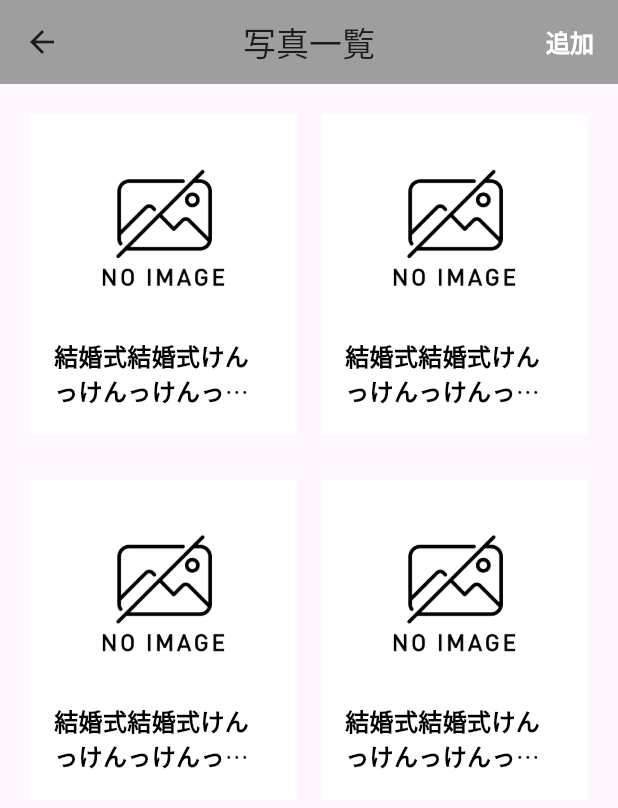
After one commit to keito0612/refill_book, a Flutter app: the ImageListPage screen opened directly, after a tap on "追加", on a phone screen of 412 x 824 dp. The commit adds this screen. Shown: the top 808 px of the screen. Run offline on Flutter 3.47's test engine with Material 3 defaults, Android fonts, the light colour scheme and no system bars; our stand-ins replace flutter_hooks, flutter_riverpod, hooks_riverpod; missing offline and left inert: dart:ffi.

Commit message:
アルバムページの作成とプレビューページを変更

```diff
--- a/lib/ui/album/view/album_page.dart
+++ b/lib/ui/album/view/album_page.dart
@@ -3,6 +3,7 @@ import 'dart:ffi';
 import 'package:flutter/material.dart';
 import 'package:hooks_riverpod/hooks_riverpod.dart';
 import 'package:refill_book/model/album.dart';
+import 'package:refill_book/ui/image_list/view/image_list_page.dart';
 import 'package:refill_book/ui/preview/view/preview_page.dart';
 
 class AlbumPage extends HookConsumerWidget {
@@ -11,6 +12,7 @@ class AlbumPage extends HookConsumerWidget {
   @override
   Widget build(BuildContext context, WidgetRef ref) {
     final List<Album> mocAlbumList = [
+      Album(id: 0, title: "旅の思い出"),
       Album(id: 0, title: "旅の思い出"),
       Album(id: 0, title: "旅の思い出"),
       Album(id: 0, title: "旅の思い出")
@@ -44,7 +46,7 @@ class AlbumPage extends HookConsumerWidget {
     return GestureDetector(
       onTap: () {
         Navigator.of(context).push(
-          MaterialPageRoute(builder: (context) => const PreviewPage()),
+          MaterialPageRoute(builder: (context) => const ImageListPage()),
         );
       },
       child: Container(
--- /dev/null
+++ b/lib/ui/image_list/view/image_list_page.dart
@@ -0,0 +1,115 @@
+import 'dart:typed_data';
+
+import 'package:flutter/material.dart';
+import 'package:flutter/rendering.dart';
+import 'package:hooks_riverpod/hooks_riverpod.dart';
+import 'package:refill_book/ui/preview/view/preview_page.dart';
+
+class ImageListPage extends HookConsumerWidget {
+  const ImageListPage({super.key});
+
+  @override
+  Widget build(BuildContext context, WidgetRef ref) {
+    List<Map<String, dynamic>> mocImageDatas = [
+      {"id": 0, "image": "", "memo": "結婚式結婚式けんっけんっけんっけんっけんっけんっけんっけんっ"},
+      {"id": 1, "image": "", "memo": "結婚式結婚式けんっけんっけんっけんっけんっけんっけんっけんっ"},
+      {"id": 2, "image": "", "memo": "結婚式結婚式けんっけんっけんっけんっけんっけんっけんっけんっ"},
+      {"id": 3, "image": "", "memo": "結婚式結婚式けんっけんっけんっけんっけんっけんっけんっけんっ"}
+    ];
+    return Scaffold(
+      appBar: AppBar(
+        centerTitle: true,
+        backgroundColor: Colors.grey,
+        title: Text("写真一覧"),
+        actions: [
+          TextButton(
+            style: TextButton.styleFrom(
+              foregroundColor: Colors.white,
+            ),
+            child: Text(
+              "追加",
+              style: TextStyle(
+                  fontSize: 16,
+                  color: Colors.white,
+                  fontWeight: FontWeight.bold),
+            ),
+            onPressed: () {},
+          )
+        ],
+      ),
+      body: _albumListWidget(mocImageDatas, context),
+    );
+  }
+}
+
+Widget _albumListWidget(
+    List<Map<String, dynamic>> imageList, BuildContext context) {
+  final width = MediaQuery.of(context).size.width;
+  final height = MediaQuery.of(context).size.height;
+  final orientation = MediaQuery.of(context).orientation;
+  final aspectRatio = orientation == Orientation.portrait
+      ? (width / 2) / (height * 0.3) // 縦画面の比率
+      : (width / 4) / (height * 0.6);
+  return GridView.builder(
+    padding: EdgeInsets.all(20.0),
+    itemCount: imageList.length,
+    itemBuilder: (context, index) {
+      return _imageWithMemoItemWidget(
+          imageList[index]['id'], imageList[index]['memo'], context);
+    },
+    gridDelegate: SliverGridDelegateWithFixedCrossAxisCount(
+      crossAxisCount: orientation == Orientation.portrait ? 2 : 4,
+      mainAxisSpacing: 30,
+      crossAxisSpacing: 16,
+      childAspectRatio: aspectRatio,
+    ),
+  );
+}
+
+Widget _imageWithMemoItemWidget(int id, String memo, BuildContext context) {
+  return GestureDetector(
+    onTap: () {
+      Navigator.of(context).push(
+        MaterialPageRoute(builder: (context) => PreviewPage(id: id)),
+      );
+    },
+    child: Container(
+      color: Colors.white,
+      child: Column(
+        children: [
+          _imageWidget(),
+          Padding(
+            padding: const EdgeInsets.symmetric(horizontal: 16.0),
+            child: _memoTextWidget(memo),
+          )
+        ],
+      ),
+    ),
+  );
+}
+
+Widget _imageWidget({Uint8List? imageData}) {
+  if (imageData != null) {
+    return Image.memory(imageData);
+  } else {
+    return Image.asset(
+      width: 120,
+      height: 150,
+      "lib/image/no_image_icon.png",
+    );
+  }
+}
+
+Widget _memoTextWidget(String memo) {
+  return Container(
+    child: Text(
+      memo,
+      maxLines: 2,
+      style: TextStyle(
+          fontSize: 16,
+          fontWeight: FontWeight.bold,
+          overflow: TextOverflow.ellipsis,
+          color: Colors.black),
+    ),
+  );
+}
```
Also changed, not shown: lib/ui/preview/view/preview_page.dart (+74 -4 lines).
